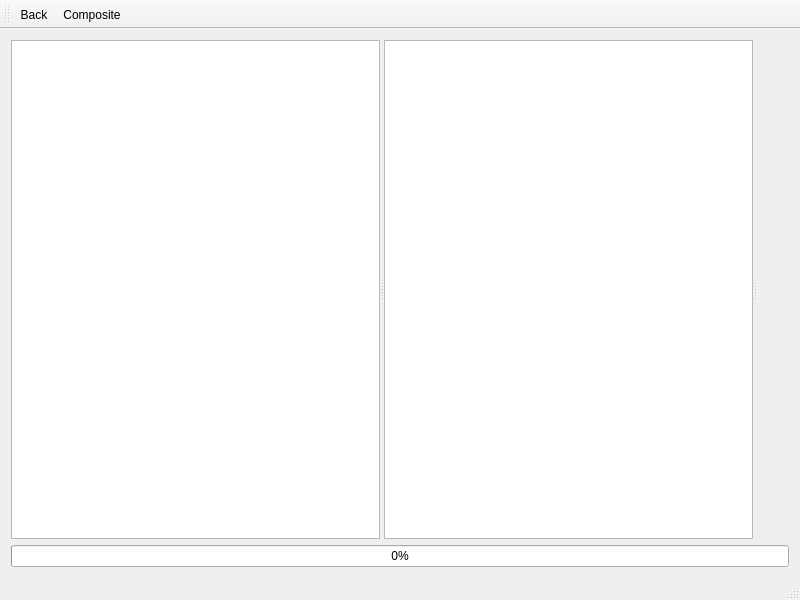
Qt form mainwindow.ui (zuf/startrailer) before a commit.
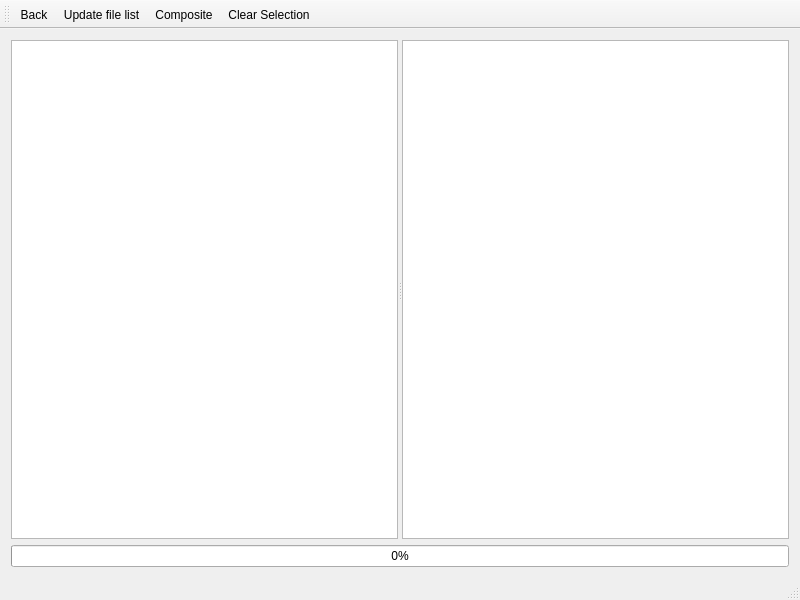
The same form after that commit. Custom widgets are drawn as their Qt base class.

Patch:
```diff
--- a/mainwindow.ui
+++ b/mainwindow.ui
@@ -36,18 +36,20 @@
        <property name="headerHidden">
         <bool>false</bool>
        </property>
-      </widget>
-      <widget class="QGraphicsView" name="graphicsView">
-       <property name="sizePolicy">
-        <sizepolicy hsizetype="Maximum" vsizetype="Maximum">
-         <horstretch>0</horstretch>
-         <verstretch>0</verstretch>
-        </sizepolicy>
+       <property name="expandsOnDoubleClick">
+        <bool>false</bool>
        </property>
+       <attribute name="headerCascadingSectionResizes">
+        <bool>true</bool>
+       </attribute>
+       <attribute name="headerMinimumSectionSize">
+        <number>10</number>
+       </attribute>
+       <attribute name="headerStretchLastSection">
+        <bool>true</bool>
+       </attribute>
       </widget>
-      <widget class="QWidget" name="verticalLayoutWidget">
-       <layout class="QVBoxLayout" name="verticalLayout_2"/>
-      </widget>
+      <widget class="View" name="graphicsView"/>
      </widget>
     </item>
     <item>
@@ -77,7 +79,9 @@
     <bool>false</bool>
    </attribute>
    <addaction name="actionBack"/>
+   <addaction name="actionUpdateFileList"/>
    <addaction name="actionComposite"/>
+   <addaction name="actionClearSelection"/>
   </widget>
   <widget class="QStatusBar" name="statusBar"/>
   <action name="actionBack">
@@ -93,8 +97,25 @@
     <string>Composite</string>
    </property>
   </action>
+  <action name="actionUpdateFileList">
+   <property name="text">
+    <string>Update file list</string>
+   </property>
+  </action>
+  <action name="actionClearSelection">
+   <property name="text">
+    <string>Clear Selection</string>
+   </property>
+  </action>
  </widget>
  <layoutdefault spacing="6" margin="11"/>
+ <customwidgets>
+  <customwidget>
+   <class>View</class>
+   <extends>QGraphicsView</extends>
+   <header>view.h</header>
+  </customwidget>
+ </customwidgets>
  <resources/>
  <connections/>
 </ui>
```
Left out of the diff: 3 changed lines with no effect on the pictures.
